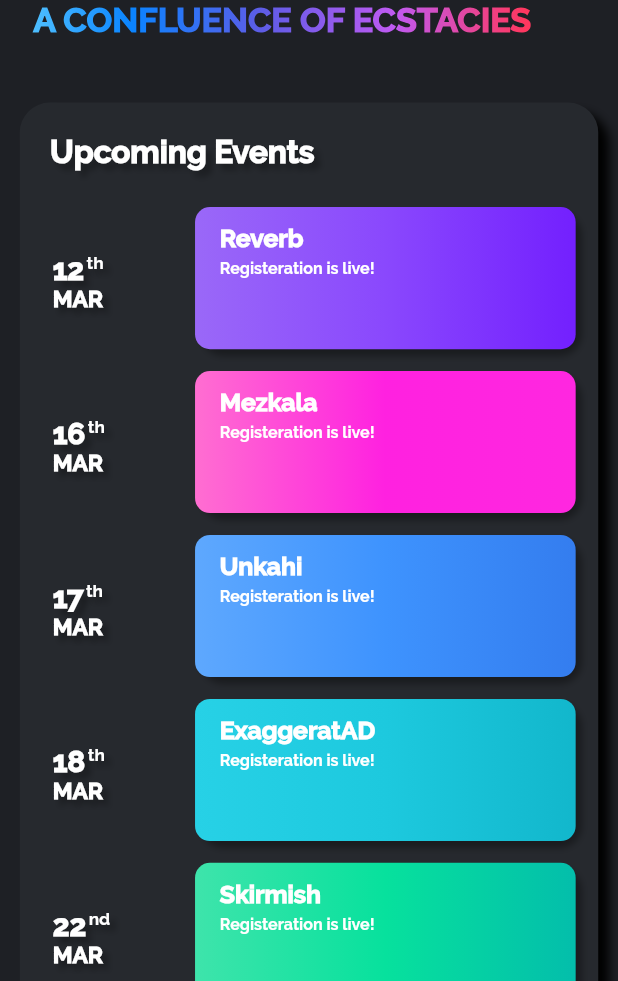
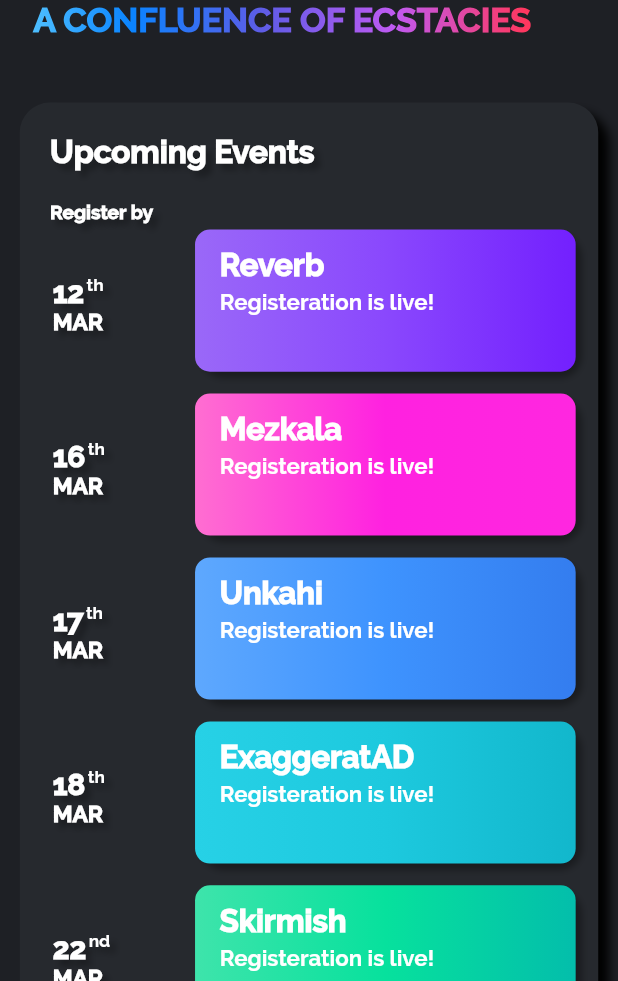
Before and after one commit to GautamV234/Blithchron, a Flutter app: the screen it shows after launch, on a phone screen of 412 x 824 dp, the part 255-1236 px from its top. Run offline on Flutter 3.47's test engine with Material 2 defaults, Android fonts, the phone set to English and light mode, and no system bars; missing offline and left inert: vs_scrollbar.

Commit message:
Added_UiChangesS5

```diff
--- a/lib/Providers/EventsProvider.dart
+++ b/lib/Providers/EventsProvider.dart
@@ -54,6 +54,26 @@
       color: [Color(0xff3ee4ab), Color(0xff07e19d), Color(0xff03beab)],
       routeName: 'None',
     ),
+    HomeScreenModel(
+      eventNum: 6,
+      dateDay: '22',
+      dateSuffix: 'nd',
+      dateMonth: 'MAR',
+      eventName: 'Lenz Law',
+      eventDescription: 'Registeration is live!',
+      color: [Color(0xff5ea8fe), Color(0xff3e93fe), Color(0xff347def)],
+      routeName: 'None',
+    ),
+    HomeScreenModel(
+      eventNum: 7,
+      dateDay: '24',
+      dateSuffix: 'th',
+      dateMonth: 'MAR',
+      eventName: 'Quizzitch',
+      eventDescription: 'Registeration is live!',
+      color: [Color(0xff9a68f8), Color(0xff8a48fd), Color(0xff7320fe)],
+      routeName: 'None',
+    ),
   ];
 
   List<HomeScreenModel> get eventsList {
--- a/lib/Screens/ContactUsScreen.dart
+++ b/lib/Screens/ContactUsScreen.dart
@@ -447,9 +447,9 @@
                         ],
                       ),
                     ),
-                    // SizedBox(
-                    //   height: 20,
-                    // ),
+                    SizedBox(
+                      height: 20,
+                    ),
                   ],
                 )
               ],
--- a/lib/Screens/HomeScreen.dart
+++ b/lib/Screens/HomeScreen.dart
@@ -12,23 +12,11 @@
 import '../Widgets/MyDrawer.dart';
 import 'package:Blith1/Screens/DevPage.dart';
 import 'package:vs_scrollbar/vs_scrollbar.dart';
-// import 'package:draggable_scrollbar/draggable_scrollbar.dart';
 import 'package:flutter/services.dart';
 
 class HomeScreen extends StatelessWidget {
   static const routeName = '\homescreen';
   // change the colors to match the gradients in the text
-  final Shader linearGradientTitle = LinearGradient(
-    colors: <Color>[
-      Color(0xff64d2ff),
-      Color(0xff0a84ff),
-      Color(0xff5e5ce6),
-      Color(0xffbf5af2),
-      Color(0xffff375f),
-    ],
-  ).createShader(
-    Rect.fromLTWH(0.0, 0.0, 350.0, 70.0),
-  );
 
   ScrollController _scrollController = ScrollController();
 
@@ -79,6 +67,18 @@
         'route': DevPage.routeName,
       }
     ];
+
+    final Shader linearGradientTitle = LinearGradient(
+      colors: <Color>[
+        Color(0xff64d2ff),
+        Color(0xff0a84ff),
+        Color(0xff5e5ce6),
+        Color(0xffbf5af2),
+        Color(0xffff375f),
+      ],
+    ).createShader(
+      Rect.fromLTWH(0.0, 0.0, 350.0, 70.0),
+    );
 
     //responsive media query
     final data = MediaQuery.of(context);
@@ -182,8 +182,31 @@
                             ],
                           ),
                         ),
+                        Padding(
+                          padding: EdgeInsets.fromLTRB(
+                              _screenHeight * 0.0095, 0, 0, 0),
+                          child: Row(
+                            mainAxisAlignment: MainAxisAlignment.start,
+                            children: [
+                              Padding(
+                                padding: EdgeInsets.fromLTRB(
+                                    _screenWidth * 0.03, 0, 0, 0),
+                                child: Text(
+                                  'Register by',
+                                  style: TextStyle(
+                                      shadows: [
+                                        dropShadow2,
+                                      ],
+                                      color: Colors.white,
+                                      fontSize: _screenHeight * 0.0155,
+                                      fontWeight: FontWeight.w900),
+                                ),
+                              ),
+                            ],
+                          ),
+                        ),
                         Container(
-                          height: _screenHeight * 0.68,
+                          height: _screenHeight * 0.98,
                           child: ListView.builder(
                             physics: NeverScrollableScrollPhysics(),
                             itemCount: eventsList.length,
--- a/lib/Widgets/HomeScreenItem.dart
+++ b/lib/Widgets/HomeScreenItem.dart
@@ -171,7 +171,7 @@
                             fontFamily: 'Raleway',
                             color: Colors.white,
                             fontWeight: FontWeight.w900,
-                            fontSize: _screenHeight * 0.02,
+                            fontSize: _screenHeight * 0.025,
                             // fontSize: 20,
                           ),
                         ),
@@ -187,7 +187,7 @@
                           style: TextStyle(
                             fontFamily: 'Raleway',
                             color: Colors.white,
-                            fontSize: _screenHeight * 0.013,
+                            fontSize: _screenHeight * 0.018,
                             // fontSize: 12,
                           ),
                         ),
```
Also changed, not shown: lib/Screens/CampusAdvisorScreen.dart (+83 -23 lines), lib/Screens/EventsScreen.dart (+12 -12 lines), lib/Screens/OurTeamScreen.dart (+12 -11 lines), lib/Screens/SponsorsScreen.dart (+13 -11 lines).
